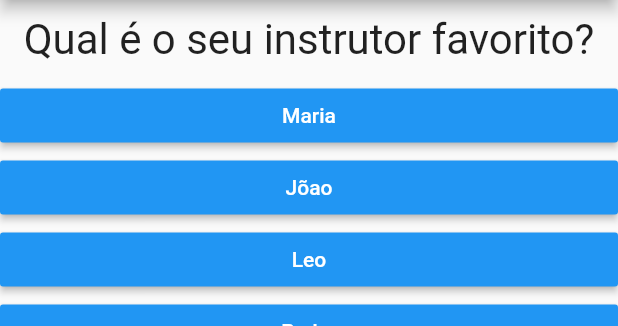
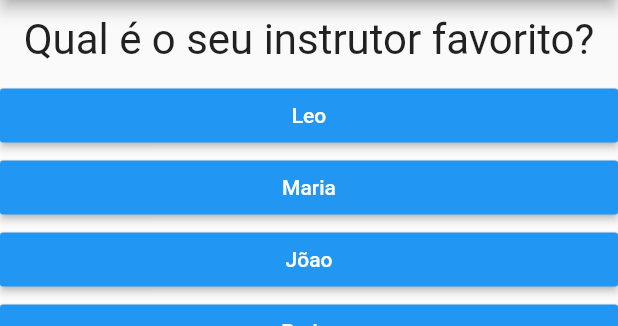
Before and after one commit to britojcs/flutter_curso_cod3r, a Flutter app: the screen it shows after launch, after a tap on "Preto", after a tap on "Cobra", on a phone screen of 412 x 824 dp, the part 84-410 px from its top. Run offline on Flutter 3.47's test engine with Material 2 defaults, Android fonts, the phone set to English and light mode, and no system bars.

Commit message:
projeto perguntas - final

```diff
--- a/projetos/p1_perguntas/lib/main.dart
+++ b/projetos/p1_perguntas/lib/main.dart
@@ -1,33 +1,56 @@
 import 'package:flutter/material.dart';
-import 'package:p1_perguntas/resposta.dart';
-import './questao.dart';
+import './resultado.dart';
+import './questionario.dart';
 
 main() => runApp(new PerguntaApp());
 
 class _PerguntaAppState extends State<PerguntaApp> {
   var _perguntaSelecionada = 0;
-
+  var _pontuacaoTotal = 0;
   final List<Map<String, Object>> _perguntas = const [
     {
       'texto': 'Qual é sua cor favorita?',
-      'respostas': ['Preto', 'Vermelho', 'Verde', 'Branco']
+      'respostas': [
+        {'texto': 'Preto', 'pontuacao': 10},
+        {'texto': 'Vermelho', 'pontuacao': 5},
+        {'texto': 'Verde', 'pontuacao': 3},
+        {'texto': 'Branco', 'pontuacao': 1},
+      ]
     },
     {
       'texto': 'Qual é o seu animal favorito?',
-      'respostas': ['Coelho', 'Cobra', 'Elefante', 'Leão']
+      'respostas': [
+        {'texto': 'Coelho', 'pontuacao': 10},
+        {'texto': 'Cobra', 'pontuacao': 5},
+        {'texto': 'Elefante', 'pontuacao': 3},
+        {'texto': 'Leão', 'pontuacao': 1},
+      ]
     },
     {
       'texto': 'Qual é o seu instrutor favorito?',
-      'respostas': ['Maria', 'Jõao', 'Leo', 'Pedro']
+      'respostas': [
+        {'texto': 'Leo', 'pontuacao': 10},
+        {'texto': 'Maria', 'pontuacao': 5},
+        {'texto': 'Jõao', 'pontuacao': 3},
+        {'texto': 'Pedro', 'pontuacao': 1},
+      ]
     },
   ];
 
-  void _responder() {
+  void _responder(int pontuacao) {
     if (temPerguntaSelecionada) {
       setState(() {
         _perguntaSelecionada++;
+        _pontuacaoTotal += pontuacao;
       });
     }
+  }
+
+  void _reiniciarQuestionario() {
+    setState(() {
+      _pontuacaoTotal = 0;
+      _perguntaSelecionada = 0;
+    });
   }
 
   bool get temPerguntaSelecionada {
@@ -36,30 +59,18 @@ class _PerguntaAppState extends State<PerguntaApp> {
 
   @override
   Widget build(BuildContext context) {
-    List<String> respostas = temPerguntaSelecionada
-        ? _perguntas[_perguntaSelecionada]['respostas']
-        : null;
-
     return MaterialApp(
       home: Scaffold(
         appBar: AppBar(
           title: Text('Perguntas'),
         ),
         body: temPerguntaSelecionada
-            ? Column(
-                children: <Widget>[
-                  Questao(_perguntas[_perguntaSelecionada]['texto']),
-                  ...respostas
-                      .map((resposta) => Resposta(resposta, _responder))
-                      .toList(),
-                ],
+            ? Questionario(
+                perguntas: _perguntas,
+                perguntaSelecionada: _perguntaSelecionada,
+                responder: _responder,
               )
-            : Center(
-                child: Text(
-                  'Parabéns!',
-                  style: TextStyle(fontSize: 28),
-                ),
-              ),
+            : Resultado(_pontuacaoTotal, _reiniciarQuestionario),
       ),
     );
   }
--- /dev/null
+++ b/projetos/p1_perguntas/lib/questionario.dart
@@ -0,0 +1,38 @@
+import 'package:flutter/material.dart';
+import './resposta.dart';
+import './questao.dart';
+
+class Questionario extends StatelessWidget {
+  final List<Map<String, Object>> perguntas;
+  final int perguntaSelecionada;
+  final void Function(int) responder;
+
+  Questionario({
+    @required this.perguntas,
+    @required this.perguntaSelecionada,
+    @required this.responder,
+  });
+
+  bool get temPerguntaSelecionada {
+    return perguntaSelecionada < perguntas.length;
+  }
+
+  @override
+  Widget build(BuildContext context) {
+    List<Map<String, Object>> respostas = temPerguntaSelecionada
+        ? perguntas[perguntaSelecionada]['respostas']
+        : null;
+
+    return Column(
+      children: <Widget>[
+        Questao(perguntas[perguntaSelecionada]['texto']),
+        ...respostas.map((resposta) {
+          return Resposta(
+            resposta['texto'],
+            () => responder(resposta['pontuacao']),
+          );
+        }).toList(),
+      ],
+    );
+  }
+}
```
Also changed, not shown: projetos/p1_perguntas/lib/resultado.dart (added, +43 -0 lines).
